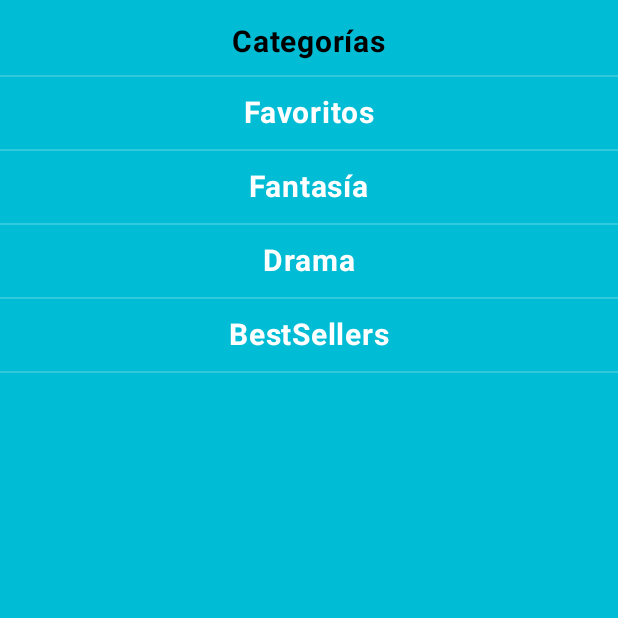
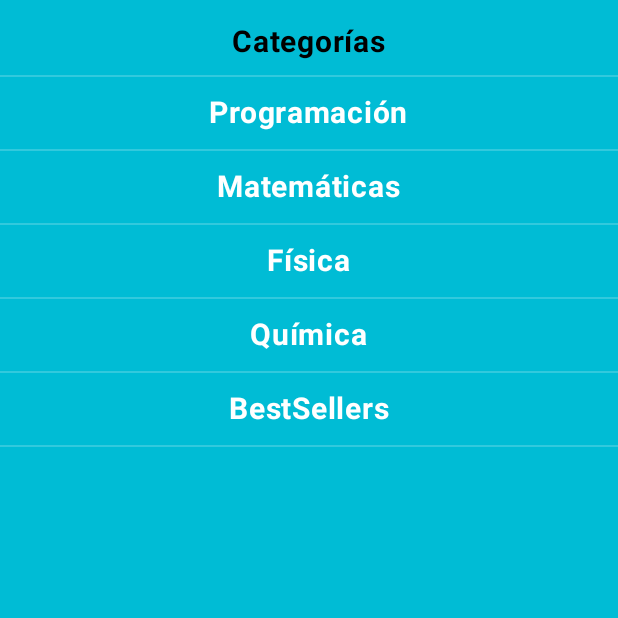
Before and after one commit to jxderalx/KnowShareAppFinal, an Android app built with Jetpack Compose: the composable DrawerBody shown on its own in the app's theme, on a phone screen of 412 x 824 dp, the top half of it. Run offline under Robolectric (Android 15) with nearby library versions, the phone set to English and light mode, and no system bars; our stand-ins replace Firebase (no records; nobody signed in at launch, a user with empty details on screens opened directly); 1 statement that could not run was skipped.

Commit message:
Final Version

```diff
--- a/app/src/main/java/com/apg/knowshareapp/ui/add_book_screen/AddBookScreen.kt
+++ b/app/src/main/java/com/apg/knowshareapp/ui/add_book_screen/AddBookScreen.kt
@@ -243,7 +243,8 @@ private fun saveBookImage(
             .child("book_images")
             .child("image_$timeStamp.jpg")
     } else{
-        storage.getReference(oldImageUrl)
+        val path = oldImageUrl.substringAfter("/o/").substringBefore("?").replace("%2F", "/")
+        storage.getReference(path)
     }
     val uploadTask = storageRef.putFile(uri)
     uploadTask.addOnSuccessListener {
@@ -259,7 +260,8 @@ private fun saveBookImage(
                 }
             )
         }
-
+    }.addOnFailureListener{
+        onError()
     }
 }
 
--- a/app/src/main/java/com/apg/knowshareapp/ui/login/LoginScreen.kt
+++ b/app/src/main/java/com/apg/knowshareapp/ui/login/LoginScreen.kt
@@ -23,6 +23,7 @@ import androidx.compose.ui.layout.ContentScale
 import androidx.compose.ui.res.painterResource
 import androidx.compose.ui.text.font.FontFamily
 import androidx.compose.ui.text.font.FontWeight
+import androidx.compose.ui.text.input.PasswordVisualTransformation
 import androidx.compose.ui.text.style.TextAlign
 import androidx.compose.ui.unit.dp
 import androidx.compose.ui.unit.sp
@@ -49,10 +50,10 @@ fun LoginScreen(
     }
 
     val emailState = remember {
-        mutableStateOf("pontigaalejandro25@gmail.com")
+        mutableStateOf("")
     }
     val passwordState = remember {
-        mutableStateOf("123456789")
+        mutableStateOf("")
     }
 
     Image(painter = painterResource(
--- a/app/src/main/java/com/apg/knowshareapp/ui/main_screen/DrawerBody.kt
+++ b/app/src/main/java/com/apg/knowshareapp/ui/main_screen/DrawerBody.kt
@@ -42,9 +42,10 @@ fun DrawerBody(
     onAdminClick: () -> Unit = {}
 ) {
     val categoriesList = listOf(
-        "Favoritos",
-        "Fantasía",
-        "Drama",
+        "Programación",
+        "Matemáticas",
+        "Física",
+        "Química",
         "BestSellers"
     )
 
```
